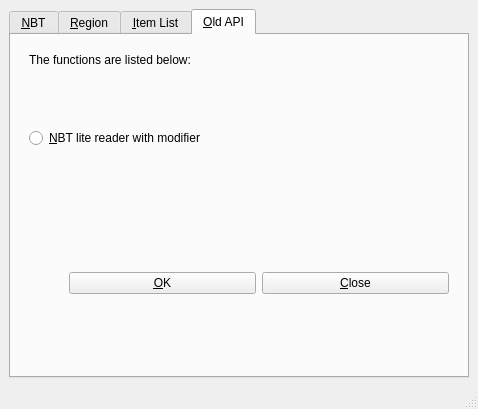
Old version of the form src/qt/mainwindow.ui in the repository DreamHelium/dhlrc.
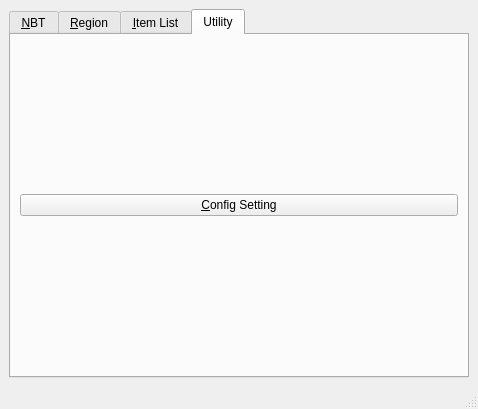
New version of the form. The open tabs and pages were chosen to show the change.

Commit message: [0.3.3-pre] Add Qt NBT reader

The edit to the form file:
```diff
--- a/src/qt/mainwindow.ui
+++ b/src/qt/mainwindow.ui
@@ -139,95 +139,14 @@
       </widget>
       <widget class="QWidget" name="tab_4">
        <attribute name="title">
-        <string>&amp;Old API</string>
+        <string>Utility</string>
        </attribute>
        <layout class="QHBoxLayout" name="horizontalLayout_3">
         <item>
-         <widget class="QWidget" name="widget" native="true">
-          <layout class="QVBoxLayout" name="verticalLayout_5">
-           <item>
-            <layout class="QVBoxLayout" name="verticalLayout_2">
-             <item>
-              <layout class="QVBoxLayout" name="verticalLayout">
-               <item>
-                <widget class="QLabel" name="label">
-                 <property name="text">
-                  <string>The functions are listed below:</string>
-                 </property>
-                </widget>
-               </item>
-               <item>
-                <spacer name="verticalSpacer_3">
-                 <property name="orientation">
-                  <enum>Qt::Orientation::Vertical</enum>
-                 </property>
-                 <property name="sizeHint" stdset="0">
-                  <size>
-                   <width>20</width>
-                   <height>40</height>
-                  </size>
-                 </property>
-                </spacer>
-               </item>
-               <item>
-                <widget class="QRadioButton" name="nbtReaderBtn">
-                 <property name="text">
-                  <string>&amp;NBT lite reader with modifier</string>
-                 </property>
-                 <property name="checked">
-                  <bool>false</bool>
-                 </property>
-                </widget>
-               </item>
-               <item>
-                <spacer name="verticalSpacer">
-                 <property name="orientation">
-                  <enum>Qt::Orientation::Vertical</enum>
-                 </property>
-                 <property name="sizeHint" stdset="0">
-                  <size>
-                   <width>20</width>
-                   <height>40</height>
-                  </size>
-                 </property>
-                </spacer>
-               </item>
-              </layout>
-             </item>
-             <item>
-              <layout class="QHBoxLayout" name="horizontalLayout_2">
-               <item>
-                <spacer name="horizontalSpacer">
-                 <property name="orientation">
-                  <enum>Qt::Orientation::Vertical</enum>
-                 </property>
-                 <property name="sizeHint" stdset="0">
-                  <size>
-                   <width>40</width>
-                   <height>20</height>
-                  </size>
-                 </property>
-                </spacer>
-               </item>
-               <item>
-                <widget class="QPushButton" name="okBtn">
-                 <property name="text">
-                  <string>&amp;OK</string>
-                 </property>
-                </widget>
-               </item>
-               <item>
-                <widget class="QPushButton" name="closeBtn">
-                 <property name="text">
-                  <string>&amp;Close</string>
-                 </property>
-                </widget>
-               </item>
-              </layout>
-             </item>
-            </layout>
-           </item>
-          </layout>
+         <widget class="QPushButton" name="configBtn">
+          <property name="text">
+           <string>&amp;Config Setting</string>
+          </property>
          </widget>
         </item>
        </layout>
```
Left out of the diff: 4 changed lines with no effect on the pictures. The commit also changes 7 other files.
